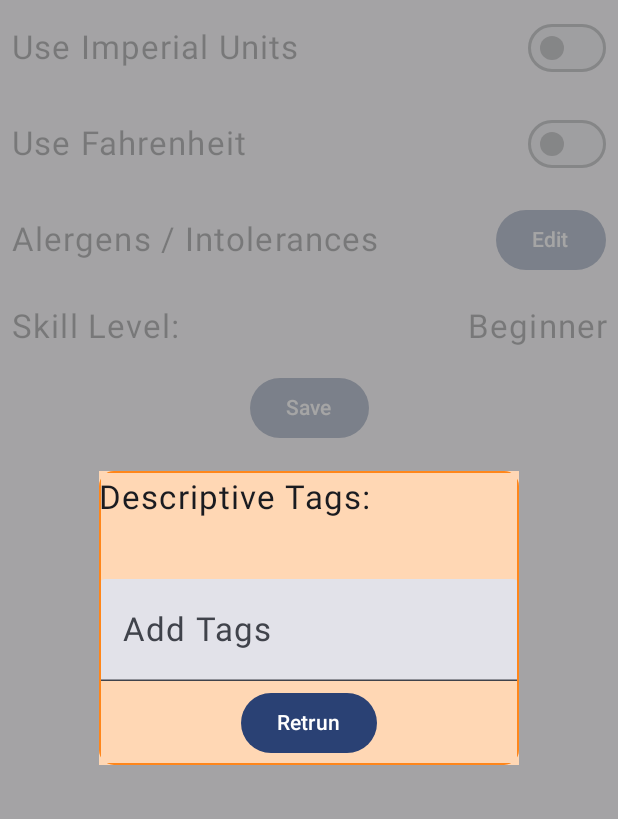
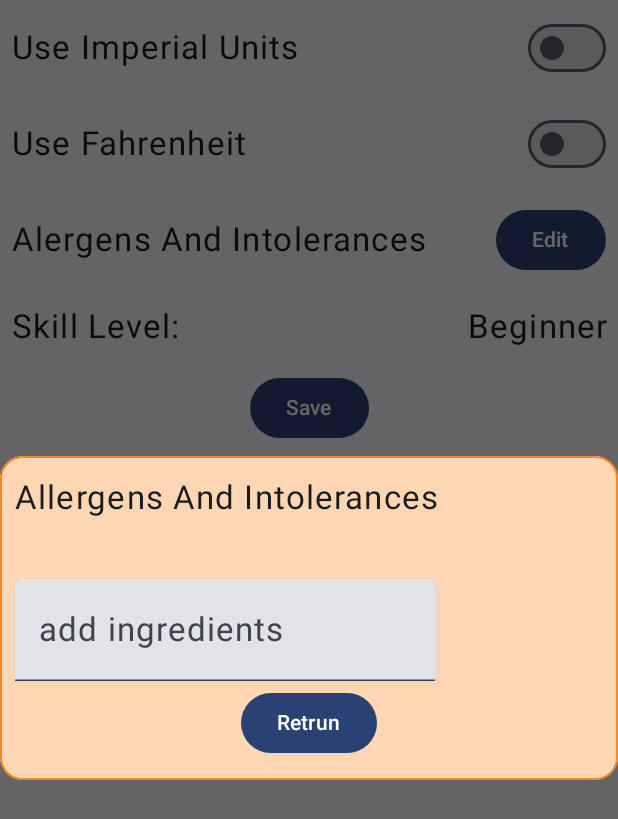
Before and after one commit to jmuir5/dinnerroulette3, an Android app built with Jetpack Compose: the composable Settings shown on its own in the app's theme, after a tap on "Edit", on a phone screen of 412 x 824 dp. Shown: the top 819 px of the screen. Run offline under Robolectric (Android 15) with nearby library versions, the phone set to English and light mode, and no system bars; libraries missing offline, so code that uses them is left out: io.objectbox; 3 statements that could not run were skipped.

Commit message:
recipes save (yey) updated settings to new standard

```diff
--- a/app/src/main/java/com/noxapps/dinnerroulette3/ClassicInput.kt
+++ b/app/src/main/java/com/noxapps/dinnerroulette3/ClassicInput.kt
@@ -348,6 +348,7 @@ fun NewInput(
                                     val received =
                                         SavedRecipe(QandA(query, it, viewModel.parseResponse(it)))
 
+                                    Log.e("id before", received.id.toString())
                                     val recipeBox = ObjectBox.store.boxFor(SavedRecipe::class.java)
                                     recipeBox.put(received)
 
@@ -360,7 +361,7 @@ fun NewInput(
                                     }
 
                                     MainScope().launch {
-
+                                        Log.e("id after", received.id.toString())
                                         navController.navigate(Paths.Recipe.Path+"/"+received.id)
                                     }
 
--- a/app/src/main/java/com/noxapps/dinnerroulette3/MainActivity.kt
+++ b/app/src/main/java/com/noxapps/dinnerroulette3/MainActivity.kt
@@ -36,11 +36,13 @@ import androidx.datastore.preferences.core.stringPreferencesKey
 import androidx.datastore.preferences.preferencesDataStore
 import androidx.lifecycle.lifecycleScope
 import androidx.navigation.NavHostController
+import androidx.navigation.NavType
 import com.noxapps.dinnerroulette3.ui.theme.*
 import kotlinx.coroutines.*
 import androidx.navigation.compose.NavHost
 import androidx.navigation.compose.composable
 import androidx.navigation.compose.rememberNavController
+import androidx.navigation.navArgument
 import io.objectbox.BoxStore
 import kotlinx.coroutines.flow.first
 import kotlinx.serialization.encodeToString
@@ -234,7 +236,9 @@ fun NavMain(navController: NavHostController){//, realm: Realm) {
             NewInput(navController = navController)//, realm = realm)
         }
         composable(Paths.Settings.Path) { Settings() }
-        composable(Paths.Recipe.Path+"/{recipeId}") {
+        composable(Paths.Recipe.Path+"/{recipeId}",
+            arguments = listOf(
+                navArgument("recipeId") { type = NavType.LongType })) {
             val recipeId = it.arguments?.getLong("recipeId")
             if (recipeId != null) {
                 Recipe(recipeId, navController)
--- a/app/src/main/java/com/noxapps/dinnerroulette3/Settings.kt
+++ b/app/src/main/java/com/noxapps/dinnerroulette3/Settings.kt
@@ -19,16 +19,23 @@ import androidx.compose.foundation.layout.height
 import androidx.compose.foundation.layout.padding
 import androidx.compose.foundation.layout.size
 import androidx.compose.foundation.layout.width
+import androidx.compose.foundation.layout.wrapContentHeight
 import androidx.compose.foundation.layout.wrapContentSize
+import androidx.compose.foundation.layout.wrapContentWidth
 import androidx.compose.foundation.shape.RoundedCornerShape
 import androidx.compose.foundation.text.KeyboardActions
 import androidx.compose.foundation.text.KeyboardOptions
 import androidx.compose.material.icons.Icons
 import androidx.compose.material.icons.filled.Close
+import androidx.compose.material3.AlertDialog
+import androidx.compose.material3.AlertDialogDefaults
 import androidx.compose.material3.Button
 import androidx.compose.material3.DropdownMenu
 import androidx.compose.material3.DropdownMenuItem
+import androidx.compose.material3.ExperimentalMaterial3Api
 import androidx.compose.material3.Icon
+import androidx.compose.material3.MaterialTheme
+import androidx.compose.material3.Surface
 import androidx.compose.material3.Switch
 import androidx.compose.material3.Text
 import androidx.compose.material3.TextField
@@ -58,6 +65,7 @@ import kotlinx.serialization.encodeToString
 import kotlinx.serialization.json.Json
 
 
+@OptIn(ExperimentalMaterial3Api::class)
 @Composable
 fun Settings(){
     val context = LocalContext.current
@@ -69,7 +77,7 @@ fun Settings(){
     var fahrenheit = remember { mutableStateOf(false) }
 
     var text by remember { mutableStateOf("") }
-    var allergensOpen by remember { mutableStateOf(false) }
+    var allergensOpen = remember { mutableStateOf(false) }
 
     val allergens = remember { mutableStateListOf<String>() }
 
@@ -77,20 +85,25 @@ fun Settings(){
     val skillLevel = listOf("Beginner", "Intermediate", "Expert")
     var skillLevelIndex by remember { mutableStateOf(0) }
 
-    var saveMessage by remember{ mutableStateOf(false) }
+    var saveMessage = remember{ mutableStateOf(false) }
 
+    var loadedFlag by remember { mutableStateOf(false)}
+
+    if(!loadedFlag) {
         val loadedData = runBlocking { context.dataStore.data.first() }
         loadedData[savedPreferences]?.let { Log.d("saved preferences2", it) }
 
-    loadedData[savedPreferences]?.let{
+        loadedData[savedPreferences]?.let {
             val retrievedData = Json.decodeFromString<Settings>(it)
-        imperial.value=retrievedData.imperial
-        fahrenheit.value=retrievedData.fahrenheit
+            imperial.value = retrievedData.imperial
+            fahrenheit.value = retrievedData.fahrenheit
             skillLevelIndex = retrievedData.skill
-        retrievedData.allergens.forEach(){ allergen->
-            if(!allergens.contains(allergen))allergens.add(allergen)
+            retrievedData.allergens.forEach() { allergen ->
+                if (!allergens.contains(allergen)) allergens.add(allergen)
             }
 
+        }
+        loadedFlag=true
     }
 
     Column() {
@@ -122,9 +135,9 @@ fun Settings(){
             horizontalArrangement = Arrangement.SpaceBetween,
             verticalAlignment = Alignment.CenterVertically
         ) {
-            Text(text = "Alergens / Intolerances")
+            Text(text = "Alergens And Intolerances")
             Button(onClick = {
-                allergensOpen = true
+                allergensOpen.value = true
             }) {
                 Text(text = "Edit")
             }
@@ -158,7 +171,8 @@ fun Settings(){
                 skillLevel.forEachIndexed() { index, s ->
                     DropdownMenuItem(onClick = {
                         skillLevelIndex = index
-
+                        Log.e("index value1", index.toString())
+                        Log.e("index value2", skillLevelIndex.toString())
                         dd1Expanded = false
                     }, text = { Text(text = s, textAlign = TextAlign.End) },
                         modifier = Modifier
@@ -177,7 +191,7 @@ fun Settings(){
             horizontalArrangement = Arrangement.Center
         ) {
             Button(onClick = {
-                saveMessage=true
+                saveMessage.value=true
                 val toSave = Settings(imperial.value, fahrenheit.value, allergens.toList(), skillLevelIndex)
                 scope.launch {
                     context.dataStore.edit { settings ->
@@ -189,153 +203,41 @@ fun Settings(){
             }
         }
     }
-    if (saveMessage) {
-        Box(
+    if (saveMessage.value) {
+        AlertDialog(
+            onDismissRequest = {
+                saveMessage.value= false
+            }
+        ) {
+            Surface(
                 modifier = Modifier
-                .fillMaxSize()
-                .fillMaxHeight()
-                .fillMaxWidth()
-                .clickable(
-                    interactionSource = interactionSource,
-                    indication = null
+                    .wrapContentWidth()
+                    .wrapContentHeight()
+                    .wrapContentSize(Alignment.Center)
+                    //, RoundedCornerShape(15.dp))
+                    //.clip(RoundedCornerShape(15.dp))
+                    .border(
+                        width = 1.dp,
+                        color = PrimaryOrange,
+                        shape = RoundedCornerShape(15.dp)
+                    ),
+                shape = MaterialTheme.shapes.large,
+                tonalElevation = AlertDialogDefaults.TonalElevation
             ) {
-                    /* doSomething() */
-                }
-                .wrapContentSize(Alignment.TopStart)
-                .background(ObfsuGrey)
+                Column(
+                    modifier= Modifier
+                        .background(SurfaceOrange)
+                        .padding(10.dp)
+
+                    ,
                 ) {
-            Box(
-                modifier = Modifier
-                    .padding(10.dp)
-                    .fillMaxSize()
-                    .wrapContentSize(Alignment.Center)
-                //.background(com.noxapps.dinnerroulette3.ui.theme.SurfaceOrange)
-                //.clip(RoundedCornerShape(10.dp))
-                //.border(BorderStroke(1.dp,com.noxapps.dinnerroulette3.ui.theme.PrimaryOrange))
-            ) {
-                Box(
-                    modifier = Modifier
-                        .padding(10.dp)
-                        .height(IntrinsicSize.Min)
-                        .wrapContentSize(Alignment.Center)
-                        .background(SurfaceOrange)
-                        .clip(RoundedCornerShape(10.dp))
-                        .border(
-                            BorderStroke(
-                                1.dp,
-                                PrimaryOrange
-                            )
-                        )
-                ) {
-                    Column() {
-                        Text("your settings have been saved")
                     Row(
                         modifier = Modifier
                             .padding(4.dp)
                             .fillMaxWidth(),
                         horizontalArrangement = Arrangement.Center
                     ) {
-                            Button(onClick = {
-                                saveMessage = false
-                                text = ""
-                            }) {
-                                Text(text = "Retrun")
-                            }
-                        }
-
-                    }
-                }
-            }
-
-        }
-    }
-
-    if (allergensOpen) {
-        Box(
-            modifier = Modifier
-                .fillMaxSize()
-                .fillMaxHeight()
-                .fillMaxWidth()
-                .clickable(
-                    interactionSource = interactionSource,
-                    indication = null
-                ) {
-                    /* doSomething() */
-                }
-                .wrapContentSize(Alignment.TopStart)
-                .background(ObfsuGrey)
-        ) {
-            Box(
-                modifier = Modifier
-                    .padding(10.dp)
-                    .fillMaxSize()
-                    .wrapContentSize(Alignment.Center)
-                //.background(com.noxapps.dinnerroulette3.ui.theme.SurfaceOrange)
-                //.clip(RoundedCornerShape(10.dp))
-                //.border(BorderStroke(1.dp,com.noxapps.dinnerroulette3.ui.theme.PrimaryOrange))
-            ) {
-                Box(
-                    modifier = Modifier
-                        .padding(10.dp)
-                        .width(IntrinsicSize.Min)
-                        .height(IntrinsicSize.Min)
-                        .wrapContentSize(Alignment.Center)
-                        .background(SurfaceOrange)
-                        .clip(RoundedCornerShape(10.dp))
-                        .border(
-                            BorderStroke(
-                                1.dp,
-                                PrimaryOrange
-                            )
-                        )
-                ) {
-                    Column() {
-                        Text("Descriptive Tags:")
-                        Row(modifier = Modifier
-                            .padding(start = 5.dp, end=5.dp)) {
-                            Text(text = "")
-                            allergens.forEachIndexed() { index, s ->
-                                Row() {
-                                    Box(modifier = Modifier
-                                        .background(ObfsuGrey)
-                                        .padding(3.dp)
-                                        .clickable(
-                                            interactionSource = interactionSource,
-                                            indication = null
-                                        ) {
-                                            allergens.remove(s)
-                                        }) {
-                                        Row() {
-                                            Text(s)
-                                            Icon(
-                                                Icons.Filled.Close,
-                                                contentDescription = "Delete",
-                                                modifier = Modifier.size(22.dp)
-                                            )
-                                        }
-                                    }
-                                    Spacer(modifier = Modifier.size(1.dp))
-                                }
-                            }
-                        }
-
-                        Row() {
-                            val maxChar = 17
-                            TextField(
-                                value = text,
-                                onValueChange = {
-                                    if (it.length <= maxChar) text = it
-                                },
-                                label = { Text("Add Tags") },
-                                singleLine = true,
-                                keyboardOptions = KeyboardOptions(imeAction = ImeAction.Done),
-                                keyboardActions = KeyboardActions(
-                                    onDone = {
-                                        allergens.add(text)
-                                        text = ""
-                                    }
-                                )
-                            )
+                        Text("Your settings have been saved")
                     }
                     Row(
                         modifier = Modifier
@@ -344,18 +246,18 @@ fun Settings(){
                         horizontalArrangement = Arrangement.Center
                     ) {
                         Button(onClick = {
-                                allergensOpen = false
-                                text = ""
+                            saveMessage.value = false
                         }) {
-                                Text(text = "Retrun")
+                            Text(text = "OK")
                         }
                     }
-
+                }
             }
         }
     }
 
-        }
+    if (allergensOpen.value) {
+        MultiDialog(allergensOpen, "Allergens And Intolerances", allergens)
     }
 
     //save confirmation
```
Also changed, not shown: app/src/main/java/com/noxapps/dinnerroulette3/InputViewModel.kt (+9 -2 lines), 1 other file. Lines whose indentation alone changed are shown as unchanged.
